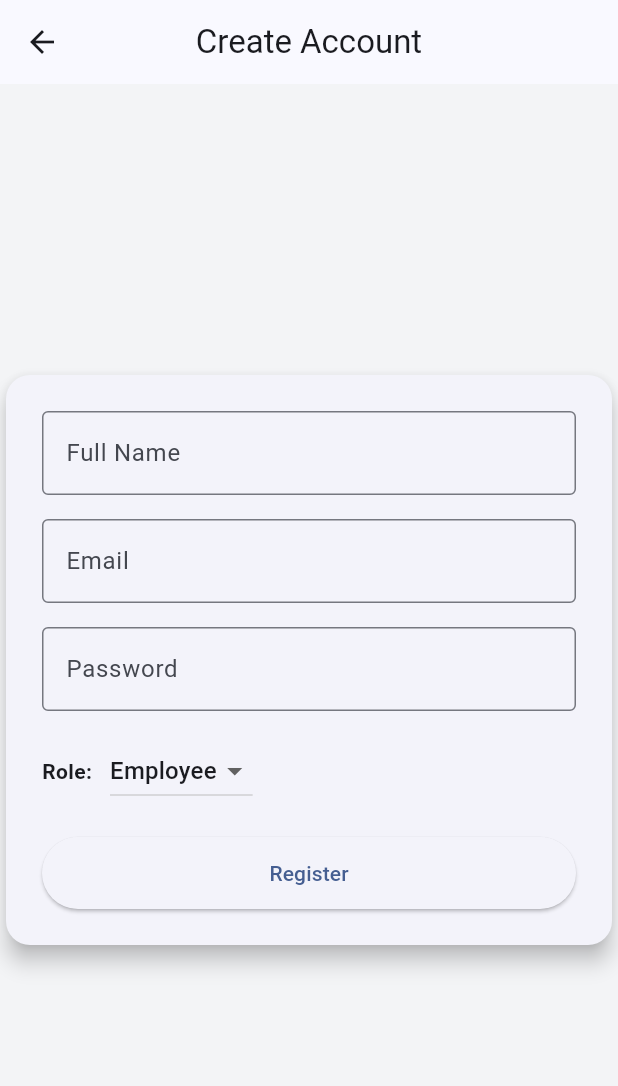
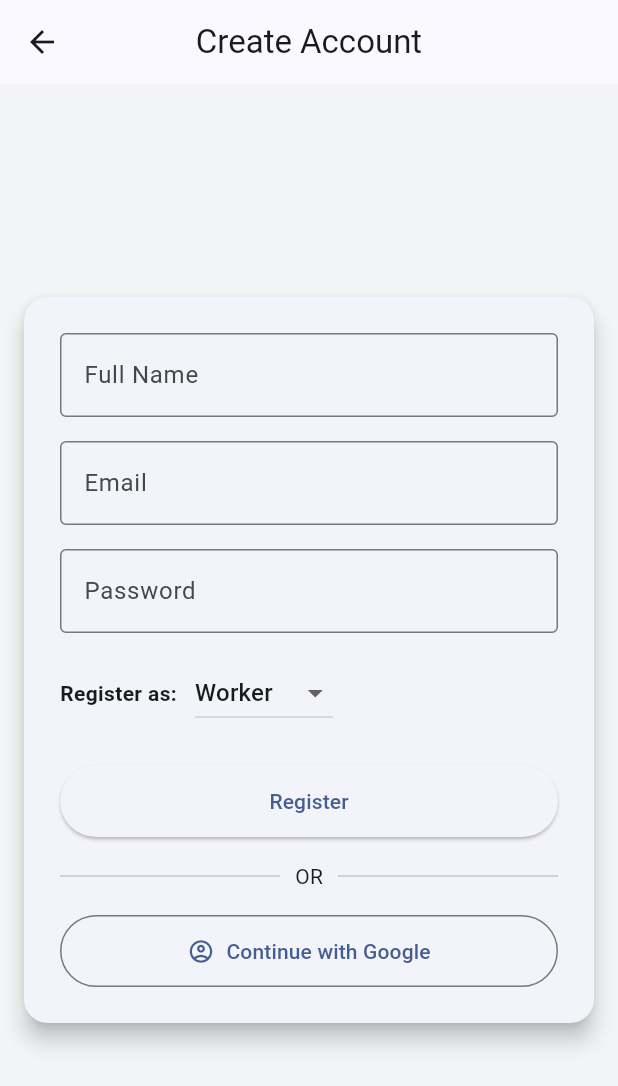
Before and after one commit to Belnorr/SmartShift_application, a Flutter app: the RegisterPage screen opened directly, on a phone screen of 412 x 824 dp. Shown: the top 1086 px of the screen. Run offline on Flutter 3.47's test engine with Material 3 defaults, Android fonts, the phone set to English and light mode, and no system bars; our stand-ins replace cloud_firestore, firebase_auth, firebase_core; accounts and stored records are empty; network calls fail.

Commit message:
Working backend of registeration and login added

```diff
--- a/lib/routes/root_gate.dart
+++ b/lib/routes/root_gate.dart
@@ -16,8 +16,6 @@ class _RootGateState extends State<RootGate> {
   @override
   void initState() {
     super.initState();
-    // TEMP smoke test (remove later if you want)
-    testFirestore();
   }
 
   @override
--- a/lib/screens/auth/register_page.dart
+++ b/lib/screens/auth/register_page.dart
@@ -1,6 +1,7 @@
 import 'package:flutter/material.dart';
 import 'package:firebase_auth/firebase_auth.dart';
 import 'package:cloud_firestore/cloud_firestore.dart';
+import '../services/sign_in_service.dart'; // Ensure this path is correct
 
 class RegisterPage extends StatefulWidget {
   const RegisterPage({super.key});
@@ -14,43 +15,72 @@ class _RegisterPageState extends State<RegisterPage> {
   final _emailCtrl = TextEditingController();
   final _passCtrl = TextEditingController();
 
-  String _role = 'employee'; // default
+  String _role = 'worker';
   bool _loading = false;
   String _error = '';
 
+  @override
+  void dispose() {
+    _nameCtrl.dispose();
+    _emailCtrl.dispose();
+    _passCtrl.dispose();
+    super.dispose();
+  }
+
+  /// Manual Email/Password Registration
   Future<void> _register() async {
+    final name = _nameCtrl.text.trim();
+    final email = _emailCtrl.text.trim();
+    final password = _passCtrl.text;
+
+    if (name.isEmpty || email.isEmpty || password.isEmpty) {
+      setState(() => _error = 'Please fill in all fields');
+      return;
+    }
+
     setState(() {
       _loading = true;
       _error = '';
     });
 
     try {
-      final cred =
-          await FirebaseAuth.instance.createUserWithEmailAndPassword(
-        email: _emailCtrl.text.trim(),
-        password: _passCtrl.text.trim(),
+      final cred = await FirebaseAuth.instance.createUserWithEmailAndPassword(
+        email: email,
+        password: password,
       );
 
-      final uid = cred.user!.uid;
-
-      await FirebaseFirestore.instance.collection('users').doc(uid).set({
-        'name': _nameCtrl.text.trim(),
-        'email': _emailCtrl.text.trim(),
+      await FirebaseFirestore.instance.collection('users').doc(cred.user!.uid).set({
+        'name': name,
+        'email': email,
         'role': _role,
         'points': 0,
         'reliability': 100,
-        'skills': _role == 'employee' ? ['Barista'] : [],
+        'skills': _role == 'worker' ? ['Barista'] : [],
+        'stats': {'lateCancellations': 0, 'shiftsCompleted': 0},
         'createdAt': FieldValue.serverTimestamp(),
+        'savedShifts': [],
       });
+    } on FirebaseAuthException catch (e) {
+      setState(() => _error = e.message ?? 'Registration failed');
+    } finally {
+      if (mounted) setState(() => _loading = false);
+    }
+  }
 
-      // SUCCESS → RootGate will redirect automatically
-      if (mounted) Navigator.pop(context);
-    } on FirebaseAuthException catch (e) {
-      setState(() {
-        _error = e.message ?? 'Registration failed';
-      });
+  /// Google Registration logic
+  Future<void> _registerWithGoogle() async {
+    setState(() {
+      _loading = true;
+      _error = '';
+    });
+
+    try {
+      // Passes the currently selected _role to the service
+      await GoogleSignInService.instance.signInWithGoogle(role: _role);
+    } catch (e) {
+      setState(() => _error = 'Google registration failed');
     } finally {
-      setState(() => _loading = false);
+      if (mounted) setState(() => _loading = false);
     }
   }
 
@@ -58,102 +88,33 @@ class _RegisterPageState extends State<RegisterPage> {
   Widget build(BuildContext context) {
     return Scaffold(
       backgroundColor: const Color(0xFFF3F4F6),
-      appBar: AppBar(
-        title: const Text('Create Account'),
-        centerTitle: true,
-      ),
+      appBar: AppBar(title: const Text('Create Account'), centerTitle: true),
       body: Center(
-        child: Card(
-          elevation: 6,
-          shape: RoundedRectangleBorder(
-            borderRadius: BorderRadius.circular(16),
-          ),
-          child: SizedBox(
-            width: 420,
-            child: Padding(
+        child: SingleChildScrollView(
+          child: Card(
+            elevation: 6,
+            margin: const EdgeInsets.all(16),
+            shape: RoundedRectangleBorder(borderRadius: BorderRadius.circular(16)),
+            child: Container(
+              width: 420,
               padding: const EdgeInsets.all(24),
               child: Column(
                 mainAxisSize: MainAxisSize.min,
                 children: [
-                  TextField(
-                    controller: _nameCtrl,
-                    decoration: const InputDecoration(
-                      labelText: 'Full Name',
-                      border: OutlineInputBorder(),
-                    ),
-                  ),
+                  _buildTextField(_nameCtrl, 'Full Name'),
                   const SizedBox(height: 16),
-
-                  TextField(
-                    controller: _emailCtrl,
-                    decoration: const InputDecoration(
-                      labelText: 'Email',
-                      border: OutlineInputBorder(),
-                    ),
-                  ),
+                  _buildTextField(_emailCtrl, 'Email'),
                   const SizedBox(height: 16),
-
-                  TextField(
-                    controller: _passCtrl,
-                    obscureText: true,
-                    decoration: const InputDecoration(
-                      labelText: 'Password',
-                      border: OutlineInputBorder(),
-                    ),
-                  ),
+                  _buildTextField(_passCtrl, 'Password', isObscure: true),
                   const SizedBox(height: 16),
-
-                  Row(
-                    children: [
-                      const Text(
-                        'Role:',
-                        style: TextStyle(fontWeight: FontWeight.bold),
-                      ),
-                      const SizedBox(width: 12),
-                      DropdownButton<String>(
-                        value: _role,
-                        items: const [
-                          DropdownMenuItem(
-                            value: 'employee',
-                            child: Text('Employee'),
-                          ),
-                          DropdownMenuItem(
-                            value: 'employer',
-                            child: Text('Employer'),
-                          ),
-                        ],
-                        onChanged: (v) {
-                          if (v != null) {
-                            setState(() => _role = v);
-                          }
-                        },
-                      ),
-                    ],
-                  ),
-
-                  if (_error.isNotEmpty)
-                    Padding(
-                      padding: const EdgeInsets.only(top: 12),
-                      child: Text(
-                        _error,
-                        style: const TextStyle(color: Colors.red),
-                      ),
-                    ),
-
-                  const SizedBox(height: 20),
-
-                  SizedBox(
-                    width: double.infinity,
-                    child: ElevatedButton(
-                      onPressed: _loading ? null : _register,
-                      style: ElevatedButton.styleFrom(
-                        padding: const EdgeInsets.symmetric(vertical: 14),
-                      ),
-                      child: _loading
-                          ? const CircularProgressIndicator()
-                          : const Text('Register'),
-                    ),
-                  ),
+                  _buildRoleSelector(),
+                  if (_error.isNotEmpty) _buildErrorText(),
+                  const SizedBox(height: 24),
+                  _buildSubmitButton(),
+                  const SizedBox(height: 16),
+                  _buildDivider(),
+                  const SizedBox(height: 16),
+                  _buildGoogleButton(),
                 ],
               ),
             ),
@@ -162,4 +123,71 @@ class _RegisterPageState extends State<RegisterPage> {
       ),
     );
   }
+
+  // --- UI Helpers ---
+
+  Widget _buildTextField(TextEditingController ctrl, String label, {bool isObscure = false}) {
+    return TextField(
+      controller: ctrl,
+      obscureText: isObscure,
+      decoration: InputDecoration(labelText: label, border: const OutlineInputBorder()),
+    );
+  }
+
+  Widget _buildRoleSelector() {
+    return Row(
+      children: [
+        const Text('Register as:', style: TextStyle(fontWeight: FontWeight.bold)),
+        const SizedBox(width: 12),
+        DropdownButton<String>(
+          value: _role,
+          items: const [
+            DropdownMenuItem(value: 'worker', child: Text('Worker')),
+            DropdownMenuItem(value: 'employer', child: Text('Employer')),
+          ],
+          onChanged: _loading ? null : (v) => setState(() => _role = v!),
+        ),
+      ],
+    );
+  }
+
+  Widget _buildErrorText() {
+    return Padding(
+      padding: const EdgeInsets.only(top: 12),
+      child: Text(_error, style: const TextStyle(color: Colors.red)),
+    );
+  }
+
+  Widget _buildSubmitButton() {
+    return SizedBox(
+      width: double.infinity,
+      child: ElevatedButton(
+        onPressed: _loading ? null : _register,
+        style: ElevatedButton.styleFrom(padding: const EdgeInsets.symmetric(vertical: 14)),
+        child: _loading ? const CircularProgressIndicator() : const Text('Register'),
+      ),
+    );
+  }
+
+  Widget _buildDivider() {
+    return Row(
+      children: const [
+        Expanded(child: Divider()),
+        Padding(padding: EdgeInsets.symmetric(horizontal: 10), child: Text('OR')),
+        Expanded(child: Divider()),
+      ],
+    );
+  }
+
+  Widget _buildGoogleButton() {
+    return SizedBox(
+      width: double.infinity,
+      child: OutlinedButton.icon(
+        onPressed: _loading ? null : _registerWithGoogle,
+        icon: const Icon(Icons.account_circle_outlined),
+        label: const Text('Continue with Google'),
+        style: OutlinedButton.styleFrom(padding: const EdgeInsets.symmetric(vertical: 14)),
+      ),
+    );
+  }
 }
--- /dev/null
+++ b/lib/screens/services/sign_in_service.dart
@@ -0,0 +1,46 @@
+import 'package:firebase_auth/firebase_auth.dart';
+import 'package:cloud_firestore/cloud_firestore.dart';
+import 'package:flutter/foundation.dart';
+
+class GoogleSignInService {
+  GoogleSignInService._();
+  static final GoogleSignInService instance = GoogleSignInService._();
+
+  final FirebaseAuth _auth = FirebaseAuth.instance;
+  final FirebaseFirestore _db = FirebaseFirestore.instance;
+
+  /// Updated to accept an optional role (defaults to 'worker')
+  Future<UserCredential?> signInWithGoogle({String role = 'worker'}) async {
+    try {
+      final googleProvider = GoogleAuthProvider();
+      final UserCredential userCred = await _auth.signInWithPopup(googleProvider);
+
+      final user = userCred.user;
+      if (user == null) return null;
+
+      final userRef = _db.collection('users').doc(user.uid);
+      final snap = await userRef.get();
+
+      if (!snap.exists) {
+        await userRef.set({
+          'name': user.displayName ?? 'New User',
+          'email': user.email,
+          'role': role, // Now uses the role passed from the UI
+          'points': 0,
+          'reliability': 100,
+          'createdAt': FieldValue.serverTimestamp(),
+          'savedShifts': [],
+        });
+      }
+
+      return userCred;
+    } catch (e) {
+      debugPrint('Google Sign-In Error: $e');
+      return null;
+    }
+  }
+
+  Future<void> signOut() async {
+    await _auth.signOut();
+  }
+}
--- a/pubspec.yaml
+++ b/pubspec.yaml
@@ -48,6 +48,7 @@ dependencies:
   # The following adds the Cupertino Icons font to your application.
   # Use with the CupertinoIcons class for iOS style icons.
   cupertino_icons: ^1.0.8
+  google_sign_in: ^7.2.0
 
 dev_dependencies:
   flutter_test:
```
Also changed, not shown: lib/main.dart (+8 -5 lines), lib/routes/role_router.dart (+27 -21 lines), lib/screens/auth/login_page.dart (+144 -63 lines), lib/screens/services/auth_service.dart (added, +47 -0 lines), lib/screens/services/shift_booking_service.dart (+4 -5 lines), lib/screens/worker/discover_page.dart (+26 -6 lines), lib/screens/worker/my_shifts_page.dart (+12 -8 lines), lib/screens/worker/profile_page.dart (+7 -6 lines), lib/screens/worker/rewards_page.dart (+6 -5 lines), lib/screens/worker/shift_detail_page.dart (+53 -6 lines), pubspec.lock, 4 other files.
